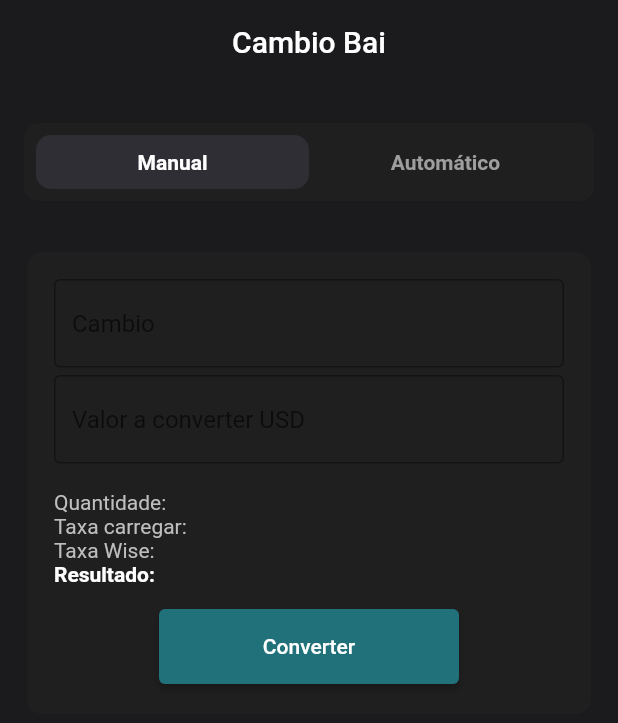
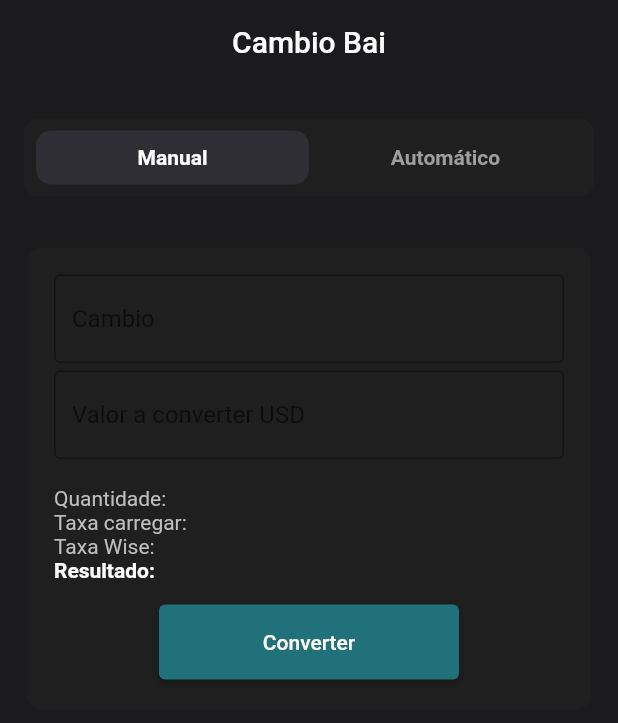
Before and after one commit to geekfabio/exchange, a Flutter app: the screen it shows after launch, on a phone screen of 412 x 824 dp. Shown: the top 723 px of the screen. Run offline on Flutter 3.47's test engine with Material 2 defaults, Android fonts, the phone set to English and light mode, and no system bars; our stand-ins replace bloc; generated files the repository leaves out were written again.

Commit message:
removed unecessary Spacer

```diff
--- a/lib/exchange/view/home/home_page.dart
+++ b/lib/exchange/view/home/home_page.dart
@@ -18,12 +18,11 @@ class HomePage extends StatelessWidget {
         children: const [
           //Page Header
           SizedBox(
-            height: 10,
+            height: 7,
           ),
           ExchangeTabs(),
           //Page Form
           ExchangeForm(),
-          Spacer(),
         ],
       ),
     );
```
